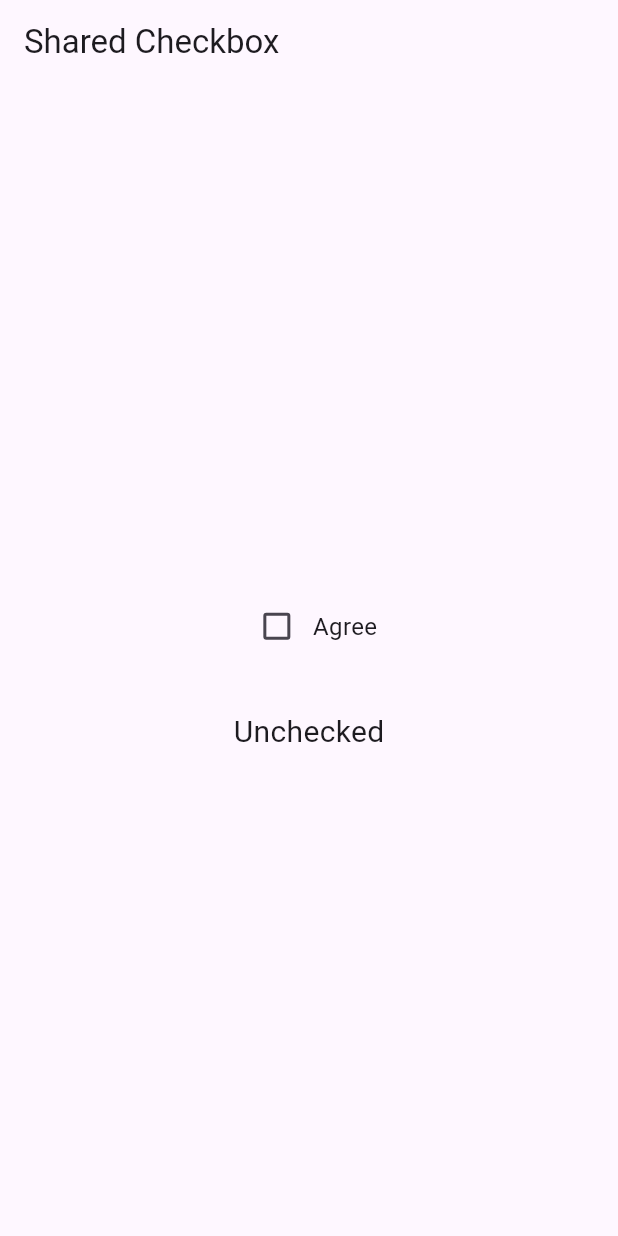
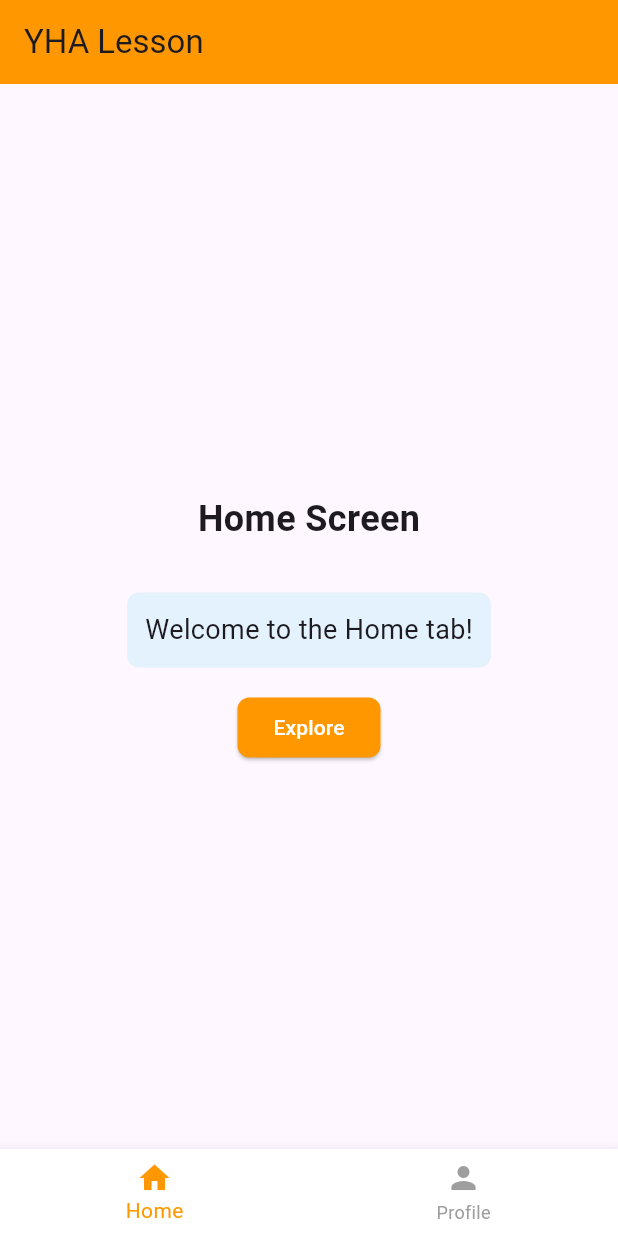
Before and after one commit to hidecard/YHA-flutter-lesson, a Flutter app: the screen it shows after launch, on a phone screen of 412 x 824 dp. Run offline on Flutter 3.47's test engine with Material 3 defaults, Android fonts, the phone set to English and light mode, and no system bars.

Commit message:
Bottom Navigation

```diff
--- a/lib/main.dart
+++ b/lib/main.dart
@@ -1,74 +1,133 @@
 import 'package:flutter/material.dart';
 
 void main() {
-  runApp(const MyApp());
+  runApp(const BottomNavApp());
 }
 
-class MyApp extends StatelessWidget {
-  const MyApp({super.key});
+class BottomNavApp extends StatelessWidget {
+  const BottomNavApp({super.key});
 
   @override
   Widget build(BuildContext context) {
     return MaterialApp(
-      home: const CheckboxScreen(),
+      theme: ThemeData.light().copyWith(
+        primaryColor: Colors.orange,
+        elevatedButtonTheme: ElevatedButtonThemeData(
+          style: ElevatedButton.styleFrom(
+            backgroundColor: Colors.orange,
+            foregroundColor: Colors.white,
+            shape: RoundedRectangleBorder(borderRadius: BorderRadius.circular(8)),
+          ),
+        ),
+      ),
+      home: const BottomNavScreen(),
     );
   }
 }
 
-class CheckboxScreen extends StatefulWidget {
-  const CheckboxScreen({super.key});
+class BottomNavScreen extends StatefulWidget {
+  const BottomNavScreen({super.key});
 
   @override
-  _CheckboxScreenState createState() => _CheckboxScreenState();
+  _BottomNavScreenState createState() => _BottomNavScreenState();
 }
 
-class _CheckboxScreenState extends State<CheckboxScreen> {
-  bool _isChecked = false;
-
-  void _toggleCheckbox(bool? value) {
-    setState(() {
-      _isChecked = value ?? false;
-    });
-  }
+class _BottomNavScreenState extends State<BottomNavScreen> {
+  int _currentIndex = 0; // Tracks selected tab
 
   @override
   Widget build(BuildContext context) {
+    final screens = [
+      // Home Screen UI
+      Column(
+        mainAxisAlignment: MainAxisAlignment.center,
+        children: [
+          Container(
+            margin: const EdgeInsets.all(16.0),
+            alignment: Alignment.center,
+            child: const Text(
+              'Home Screen',
+              style: TextStyle(fontSize: 24, fontWeight: FontWeight.bold),
+            ),
+          ),
+          Container(
+            margin: const EdgeInsets.all(16.0),
+            padding: const EdgeInsets.all(12.0),
+            decoration: BoxDecoration(
+              color: Colors.blue[50],
+              borderRadius: BorderRadius.circular(8),
+            ),
+            child: const Text(
+              'Welcome to the Home tab!',
+              style: TextStyle(fontSize: 18),
+            ),
+          ),
+          ElevatedButton(
+            onPressed: () {}, // Placeholder
+            child: const Text('Explore'),
+          ),
+        ],
+      ),
+      // Profile Screen UI
+      Column(
+        mainAxisAlignment: MainAxisAlignment.center,
+        children: [
+          Container(
+            margin: const EdgeInsets.all(16.0),
+            alignment: Alignment.center,
+            child: const Text(
+              'Profile Screen',
+              style: TextStyle(fontSize: 24, fontWeight: FontWeight.bold),
+            ),
+          ),
+          Container(
+            margin: const EdgeInsets.all(16.0),
+            padding: const EdgeInsets.all(12.0),
+            decoration: BoxDecoration(
+              color: Colors.blue[50],
+              borderRadius: BorderRadius.circular(8),
+            ),
+            child: const Text(
+              'View your profile details here.',
+              style: TextStyle(fontSize: 18),
+            ),
+          ),
+          ElevatedButton(
+            onPressed: () {}, // Placeholder
+            child: const Text('Edit Profile'),
+          ),
+        ],
+      ),
+    ];
+
     return Scaffold(
-      appBar: AppBar(title: const Text('Shared Checkbox')),
-      body: Center(
-        child: Column(
-          mainAxisAlignment: MainAxisAlignment.center,
-          children: [
-            CheckboxWidget(isChecked: _isChecked, onChanged: _toggleCheckbox),
-            const SizedBox(height: 16),
-            Text(
-              _isChecked ? 'Checked!' : 'Unchecked',
-              style: const TextStyle(fontSize: 20),
-            ),
-          ],
-        ),
+      appBar: AppBar(
+        title: const Text('YHA Lesson'),
+        backgroundColor: Colors.orange,
+      ),
+      body: Center(child: screens[_currentIndex]), // Show selected tab content
+      bottomNavigationBar: BottomNavigationBar(
+        currentIndex: _currentIndex,
+        onTap: (index) {
+          setState(() {
+            _currentIndex = index; // Switch tabs
+          });
+        },
+        items: const [
+          BottomNavigationBarItem(
+            icon: Icon(Icons.home),
+            label: 'Home',
+          ),
+          BottomNavigationBarItem(
+            icon: Icon(Icons.person),
+            label: 'Profile',
+          ),
+        ],
+        selectedItemColor: Colors.orange,
+        unselectedItemColor: Colors.grey,
+        backgroundColor: Colors.white,
+        elevation: 8,
       ),
     );
   }
 }
-
-class CheckboxWidget extends StatelessWidget {
-  final bool isChecked;
-  final ValueChanged<bool?> onChanged;
-
-  const CheckboxWidget({super.key, required this.isChecked, required this.onChanged});
-
-  @override
-  Widget build(BuildContext context) {
-    return Container(
-      margin: const EdgeInsets.all(16.0),
-      child: Row(
-        mainAxisAlignment: MainAxisAlignment.center,
-        children: [
-          Checkbox(value: isChecked, onChanged: onChanged),
-          const Text('Agree', style: TextStyle(fontSize: 16)),
-        ],
-      ),
-    );
-  }
-}
```
